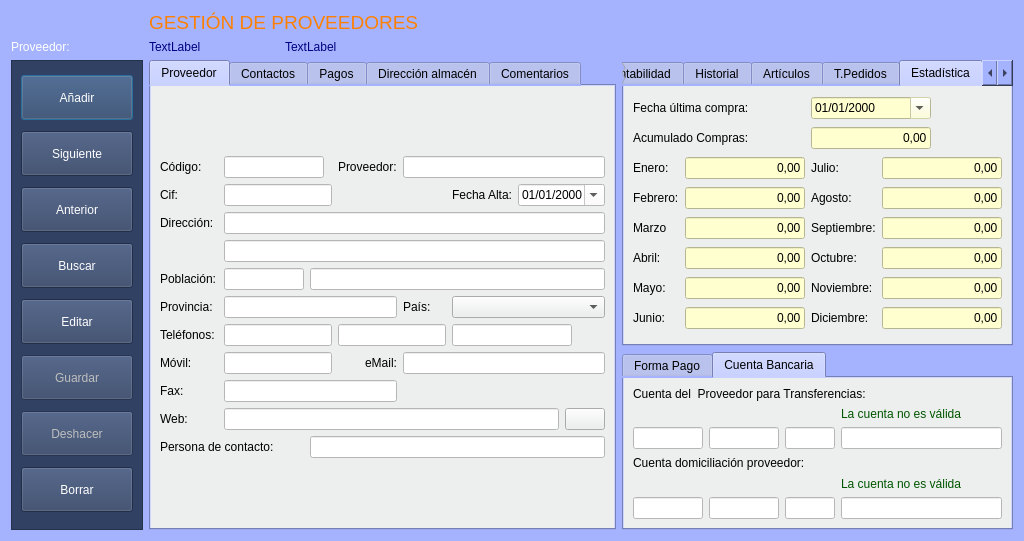
Above: Zona_Compras/frmproveedores.ui from arcnexus/RedFoX before the change. Below: the same form after it.
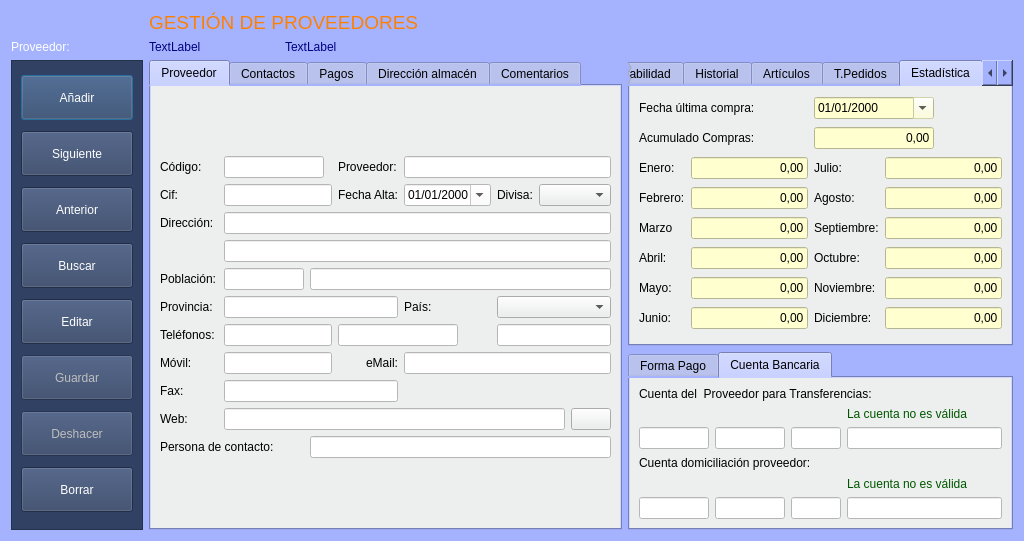
That is the form after the change. The open tabs and pages were chosen to show the change. Icons and pictures are not drawn. Custom widgets are drawn as their Qt base class.

Patch:
```diff
--- a/Zona_Compras/frmproveedores.ui
+++ b/Zona_Compras/frmproveedores.ui
@@ -353,26 +353,6 @@
            </property>
           </widget>
          </item>
-         <item row="1" column="6" colspan="2">
-          <widget class="QLabel" name="label_4">
-           <property name="text">
-            <string>Fecha Alta:</string>
-           </property>
-          </widget>
-         </item>
-         <item row="1" column="8" colspan="2">
-          <widget class="QDateEdit" name="txtdFechaAlta">
-           <property name="styleSheet">
-            <string notr="true">background-color: rgb(255, 255, 255);</string>
-           </property>
-           <property name="displayFormat">
-            <string>dd/MM/yyyy</string>
-           </property>
-           <property name="calendarPopup">
-            <bool>true</bool>
-           </property>
-          </widget>
-         </item>
          <item row="2" column="0">
           <widget class="QLabel" name="label_5">
            <property name="text">
@@ -613,6 +593,36 @@
            </property>
           </widget>
          </item>
+         <item row="1" column="4">
+          <widget class="QLabel" name="label_4">
+           <property name="text">
+            <string>Fecha Alta:</string>
+           </property>
+          </widget>
+         </item>
+         <item row="1" column="5">
+          <widget class="QDateEdit" name="txtdFechaAlta">
+           <property name="styleSheet">
+            <string notr="true">background-color: rgb(255, 255, 255);</string>
+           </property>
+           <property name="displayFormat">
+            <string>dd/MM/yyyy</string>
+           </property>
+           <property name="calendarPopup">
+            <bool>true</bool>
+           </property>
+          </widget>
+         </item>
+         <item row="1" column="7" colspan="3">
+          <widget class="QComboBox" name="cboDivisas"/>
+         </item>
+         <item row="1" column="6">
+          <widget class="QLabel" name="label_32">
+           <property name="text">
+            <string>Divisa:</string>
+           </property>
+          </widget>
+         </item>
         </layout>
        </item>
       </layout>
```
Left out of the diff: 1898 changed lines with no effect on the pictures.
